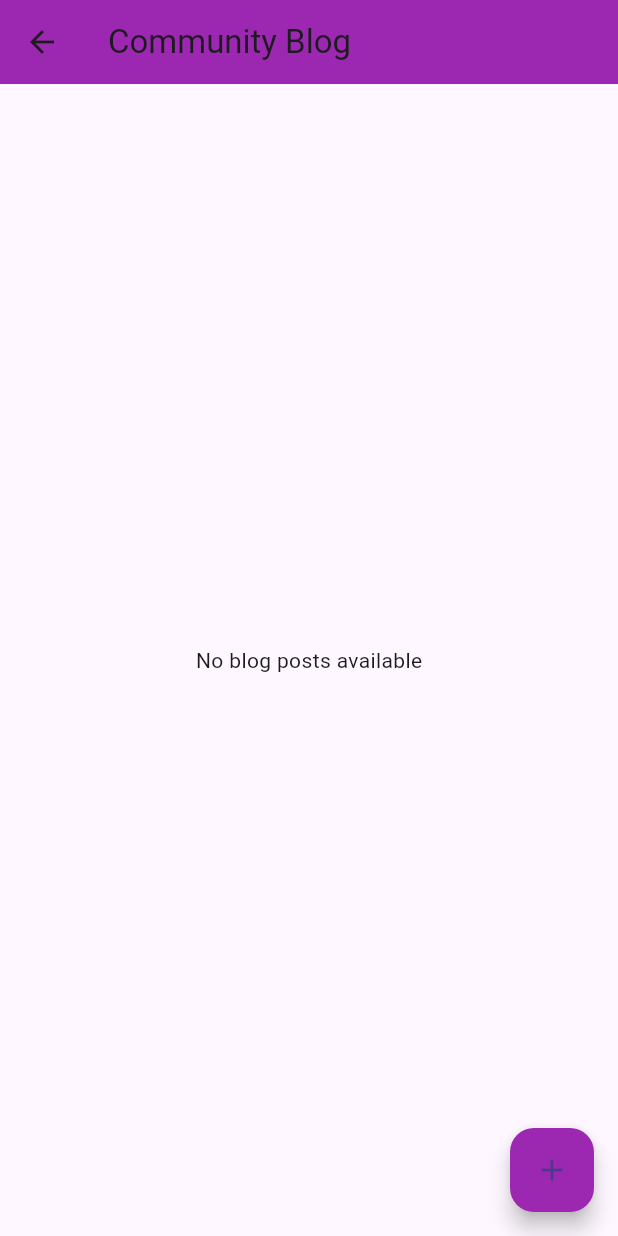
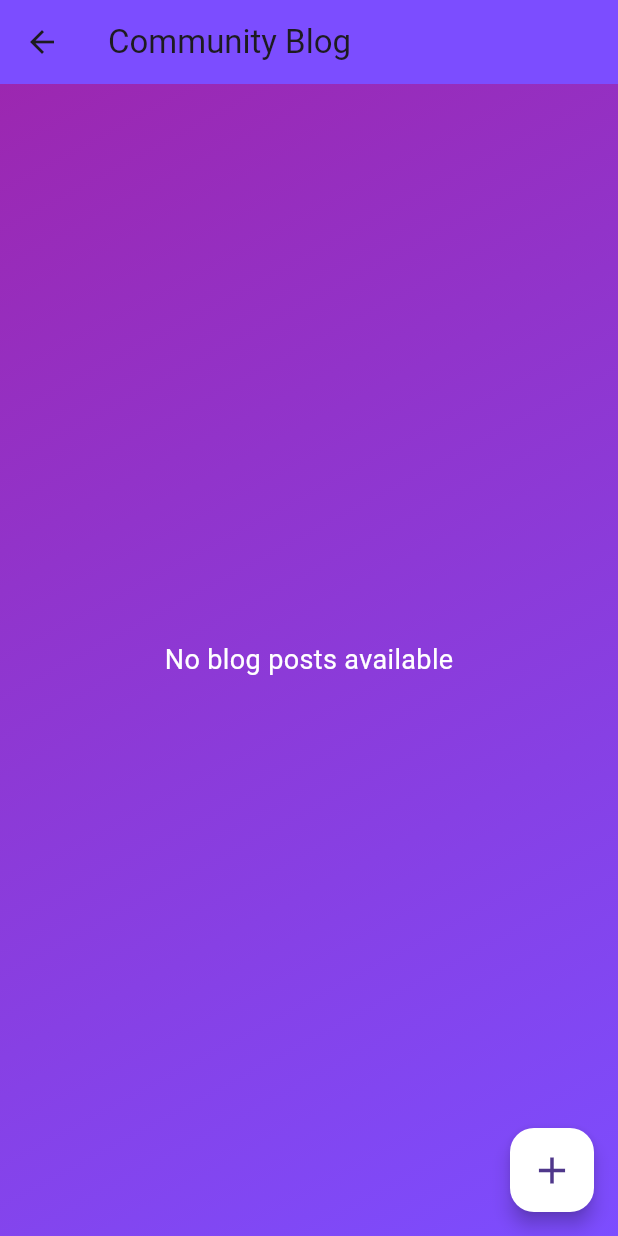
Before and after one commit to suhridp/guardian_eye, a Flutter app: the BlogPage screen opened by its route, on a phone screen of 412 x 824 dp. Run offline on Flutter 3.47's test engine with Material 3 defaults, Android fonts, the phone set to English and light mode, and no system bars; our stand-ins replace cloud_firestore, firebase_auth, firebase_core, firebase_storage, image_picker; missing offline and left inert: android_intent_plus, device_apps, flutter_phone_direct_caller; accounts and stored records are empty.

```diff
--- a/lib/Cab/Ola.dart
+++ b/lib/Cab/Ola.dart
@@ -65,7 +65,7 @@ class OlaCard extends StatelessWidget {
                 width: 50,
                 child: Center(
                   child: Image.asset(
-                    "assets/ola.png",
+                    "assets/icon/ola.jpg",
                     height: 32,
                   ),
                 ),
--- a/lib/Cab/Rapido.dart
+++ b/lib/Cab/Rapido.dart
@@ -65,7 +65,7 @@ class RadpidoCard extends StatelessWidget {
                 width: 50,
                 child: Center(
                   child: Image.asset(
-                    "assets/rapido.png",
+                    "assets/icon/rapido.jpg",
                     height: 32,
                   ),
                 ),
--- a/lib/Cab/Uber.dart
+++ b/lib/Cab/Uber.dart
@@ -44,7 +44,7 @@ class UberCard extends StatelessWidget {
                 width: 50,
                 child: Center(
                   child: Image.asset(
-                    "assets/uber.png",
+                    "assets/icon/uber.jpg",
                     height: 32,
                   ),
                 ),
--- a/lib/screens/blog_page.dart
+++ b/lib/screens/blog_page.dart
@@ -34,27 +34,50 @@ class _BlogPageState extends State<BlogPage> {
     return Scaffold(
       appBar: AppBar(
         title: const Text('Community Blog'),
-        backgroundColor: Colors.purple,
+        backgroundColor: Colors.deepPurpleAccent,
       ),
-      body: RefreshIndicator(
+      body: Container(
+        decoration: const BoxDecoration(
+          gradient: LinearGradient(
+            colors: [Colors.purple, Colors.deepPurpleAccent],
+            begin: Alignment.topLeft,
+            end: Alignment.bottomRight,
+          ),
+        ),
+        child: RefreshIndicator(
           onRefresh: _refreshPosts, // Define the refresh action
+          color: Colors.white,
+          backgroundColor: Colors.deepPurpleAccent,
           child: FutureBuilder<List<BlogPost>>(
             future: _futurePosts,
             builder: (context, snapshot) {
               if (snapshot.connectionState == ConnectionState.waiting) {
                 return const Center(
-                  child: CircularProgressIndicator()); // Loading indicator
+                  child: CircularProgressIndicator(
+                    valueColor: AlwaysStoppedAnimation<Color>(Colors.white),
+                  ),
+                ); // Loading indicator
               } else if (snapshot.hasError) {
                 return const Center(
-                  child: Text('Error loading blog posts')); // Error message
+                  child: Text(
+                    'Error loading blog posts',
+                    style: TextStyle(color: Colors.white, fontSize: 18),
+                  ),
+                ); // Error message
               } else if (!snapshot.hasData || snapshot.data!.isEmpty) {
                 return const Center(
-                  child: Text('No blog posts available')); // No data message
+                  child: Text(
+                    'No blog posts available',
+                    style: TextStyle(color: Colors.white, fontSize: 18),
+                  ),
+                ); // No data message
               }
 
               final List<BlogPost> posts = snapshot.data!;
 
               return ListView.builder(
+                padding:
+                    const EdgeInsets.symmetric(vertical: 8.0, horizontal: 16.0),
                 itemCount: posts.length,
                 itemBuilder: (context, index) {
                   return BlogPostCard(post: posts[index]);
@@ -63,12 +86,14 @@ class _BlogPageState extends State<BlogPage> {
             },
           ),
         ),
+      ),
       floatingActionButton: FloatingActionButton(
         onPressed: () {
           Navigator.pushNamed(context, '/new-blog-post');
         },
-        backgroundColor: Colors.purple,
-        child: const Icon(Icons.add),
+        backgroundColor: Colors.white,
+        elevation: 5,
+        child: const Icon(Icons.add, size: 30),
       ),
     );
   }
--- a/pubspec.yaml
+++ b/pubspec.yaml
@@ -69,8 +69,10 @@ flutter:
 
   assets:
     - assets/icon/app_icon.png
-    - assets/icon/foreground_icon.png
     - assets/icon/security_icon.png
+    - assets/icon/ola.jpg
+    - assets/icon/uber.jpg
+    - assets/icon/rapido.jpg
 
   # To add assets to your application, add an assets section, like this:
   # assets:
```
Also changed, not shown: assets/icon/ola.jpg (added), assets/icon/rapido.jpg (added), assets/icon/uber.jpg (added). Lines whose indentation alone changed are shown as unchanged.
